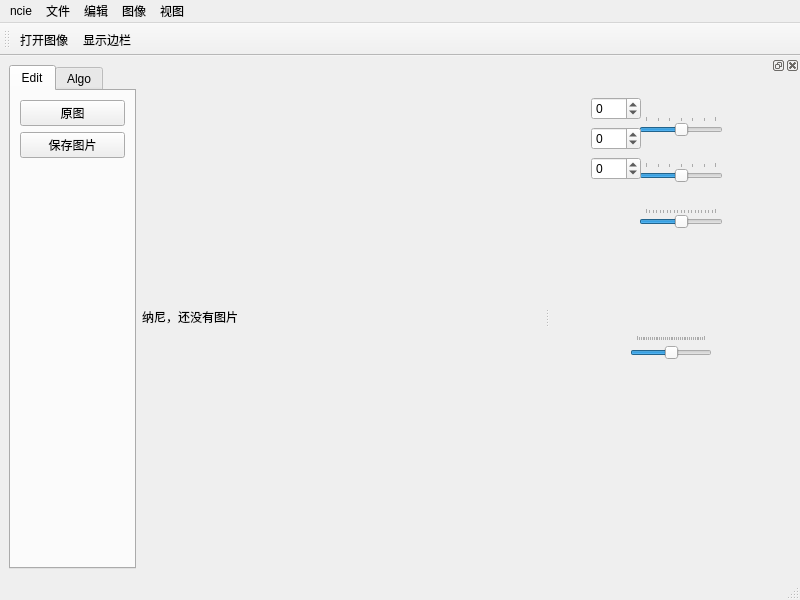
Old version of the form mainwindow.ui in the repository airlariken/ImageProcessing.
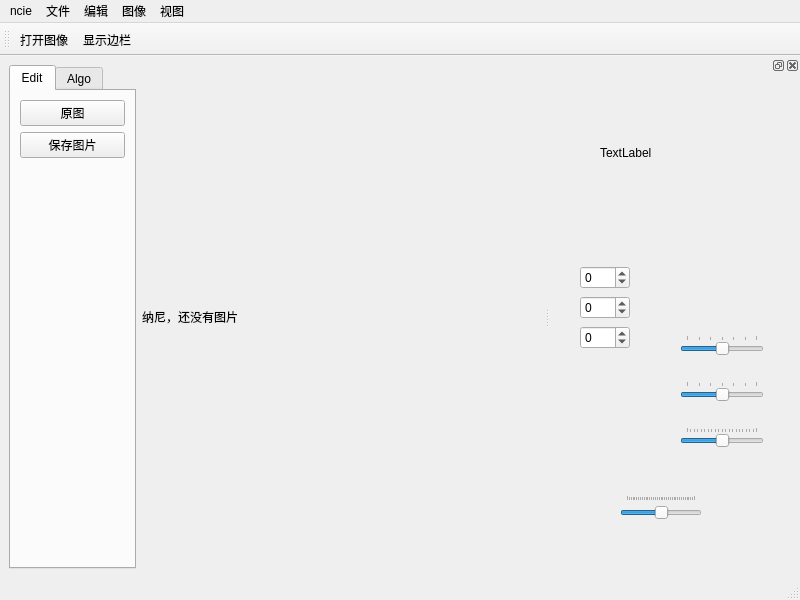
New version of the form. The open tabs and pages were chosen to show the change. Icons and pictures are not drawn.

Diff of the .ui file:
```diff
--- a/mainwindow.ui
+++ b/mainwindow.ui
@@ -243,8 +243,8 @@
     <widget class="QWidget" name="layoutWidget">
      <property name="geometry">
       <rect>
-       <x>89</x>
-       <y>21</y>
+       <x>130</x>
+       <y>240</y>
        <width>84</width>
        <height>152</height>
       </rect>
@@ -378,8 +378,8 @@
     <widget class="QWidget" name="layoutWidget">
      <property name="geometry">
       <rect>
-       <x>41</x>
-       <y>21</y>
+       <x>30</x>
+       <y>190</y>
        <width>50</width>
        <height>85</height>
       </rect>
@@ -420,8 +420,8 @@
     <widget class="QSlider" name="horizontalSlider_rotate">
      <property name="geometry">
       <rect>
-       <x>80</x>
-       <y>260</y>
+       <x>70</x>
+       <y>420</y>
        <width>82</width>
        <height>27</height>
       </rect>
@@ -469,6 +469,19 @@
       <enum>QSlider::TicksAbove</enum>
      </property>
     </widget>
+    <widget class="QLabel" name="label">
+     <property name="geometry">
+      <rect>
+       <x>50</x>
+       <y>70</y>
+       <width>58</width>
+       <height>16</height>
+      </rect>
+     </property>
+     <property name="text">
+      <string>TextLabel</string>
+     </property>
+    </widget>
    </widget>
   </widget>
   <action name="action_openFile">
```
Left out of the diff: 2 changed lines with no effect on the pictures.
